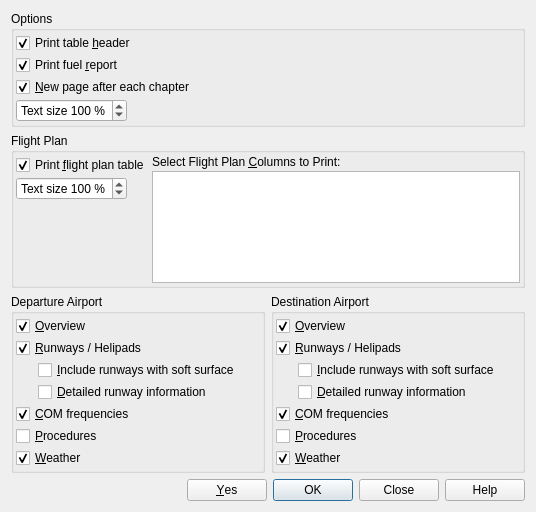
Qt form src/print/printdialog.ui (albar965/littlenavmap) before a commit.
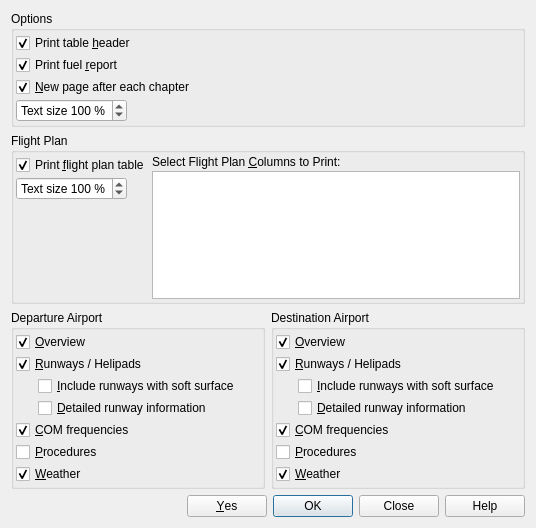
The same form after that commit.

Commit message: Corrected user interface for tab order and buddies.

```diff
--- a/src/print/printdialog.ui
+++ b/src/print/printdialog.ui
@@ -7,7 +7,7 @@
     <x>0</x>
     <y>0</y>
     <width>536</width>
-    <height>512</height>
+    <height>528</height>
    </rect>
   </property>
   <property name="windowTitle">
```
Left out of the diff: 2 changed lines with no effect on the pictures. The commit also changes 7 other files.
